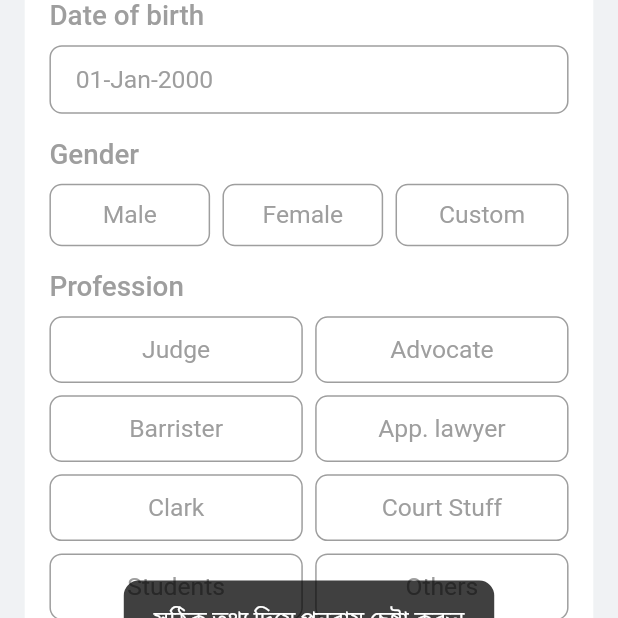
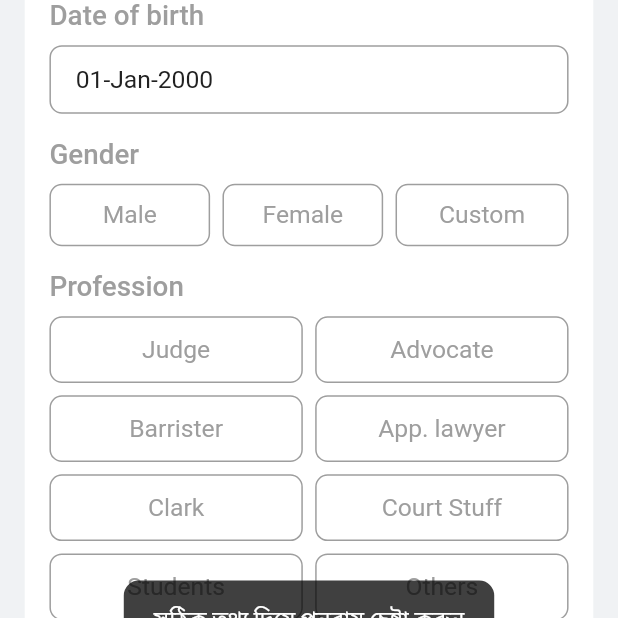
Before and after one commit to SujitSarkar/Legal-Friend-App, a Flutter app: the CreateProfilePage screen opened directly, scrolled down 286 dp, after a tap on "Create Your Profile", on a phone screen of 412 x 824 dp, the top half of it. Run offline on Flutter 3.47's test engine with Material 2 defaults, Android fonts, the phone set to English and light mode, and no system bars; our stand-ins replace cached_network_image, cloud_firestore, connectivity, firebase_auth, firebase_core, flutter_easyloading and 5 more; missing offline and left inert: flutter_animated_dialog, flutter_inappwebview; accounts and stored records are empty.

Commit message:
23-04-22

```diff
--- a/lib/pages/create_profile_page.dart
+++ b/lib/pages/create_profile_page.dart
@@ -100,7 +100,7 @@ class _CreateProfilePageState extends State<CreateProfilePage> {
                     ),
                     child: Text(DateFormat('dd-MMM-yyyy').format(_dateOfBirth),style: TextStyle(
                         fontSize: size.width*.04,
-                        color:Colors.grey
+                        color:Colors.grey.shade900
                     )),
                   ),
                 ),
@@ -230,10 +230,9 @@ class _CreateProfilePageState extends State<CreateProfilePage> {
                         'company': 'Not define',
                         'address': _workingPlace.text,
                         'gender': _gender,
-                        'dob': DateFormat('dd-mm-yyyy').format(_dateOfBirth),
+                        'dob': DateFormat('yyyy-MM-dd').format(_dateOfBirth),
                         'religion': 'Not define',
                         'material_status':'Not define'};
-                       print(_dateOfBirth.toString());
                       bool result = await apiProvider.createUser(map);
                       if(result){
                         Navigator.pop(context);
--- a/lib/providers/api_provider.dart
+++ b/lib/providers/api_provider.dart
@@ -50,7 +50,7 @@ class ApiProvider extends ChangeNotifier{
   Future<bool> createUser(Map<String, dynamic> map)async{
     showLoadingDialog('Creating profile...');
     try{
-      http.Response response = await http.get(Uri.parse(Variables.baseURL
+      http.Response response = await http.post(Uri.parse(Variables.baseURL
           +'registerUser.php?name=${map['name']}&email=${map['email']}'
               '&phone=${map['phone']}&password=${map['password']}&profession=${map['profession']}'
               '&company=${map['company']}&address=${map['address']}&gender=${map['gender']}&dob=${map['dob']}'
--- a/lib/tiles/search_list_tile.dart
+++ b/lib/tiles/search_list_tile.dart
@@ -42,8 +42,6 @@ class SearchListTile extends StatelessWidget {
 
           GradientButton(
             onPressed: () async {
-              SharedPreferences _pref = await SharedPreferences.getInstance();
-              if (_pref.getString('userPhone') != null) {
                 showLoadingDialog('অপেক্ষা করুন');
                 await publicProvider.getArchiveDataList().then((value) {
                   List<ArchiveDataModel> subList = publicProvider.archiveDataList;
@@ -98,8 +96,7 @@ class SearchListTile extends StatelessWidget {
                     );
                   }
                 });
-              } else
-                Navigator.push(context,MaterialPageRoute(builder: (context) => LogInPage()));
+
             },
             child: Text(Variables.archiveRakhun,
                 style: TextStyle(fontSize: size.width * .04)),
```
Also changed, not shown: lib/pages/bodlikhana/payment_page.dart (+4 -16 lines).
